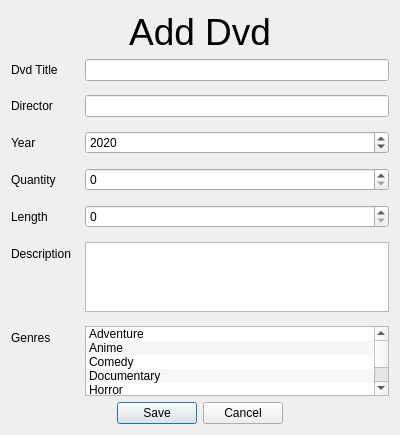
Above: forms/dvddialog.ui from umustdye/Book-Worms before the change. Below: the same form after it.
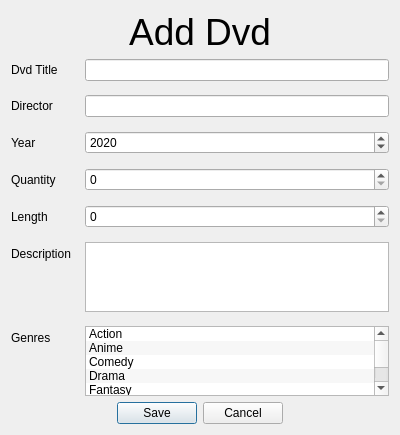
That is the form after the change.

What changed in the file:
```diff
--- a/forms/dvddialog.ui
+++ b/forms/dvddialog.ui
@@ -137,7 +137,7 @@
        </property>
        <item>
         <property name="text">
-         <string>Adventure</string>
+         <string>Action</string>
         </property>
        </item>
        <item>
@@ -152,7 +152,12 @@
        </item>
        <item>
         <property name="text">
-         <string>Documentary</string>
+         <string>Drama</string>
+        </property>
+       </item>
+       <item>
+        <property name="text">
+         <string>Fantasy</string>
         </property>
        </item>
        <item>
@@ -160,11 +165,26 @@
          <string>Horror</string>
         </property>
        </item>
+       <item>
+        <property name="text">
+         <string>Mystery</string>
+        </property>
+       </item>
        <item>
         <property name="text">
          <string>Romance</string>
         </property>
        </item>
+       <item>
+        <property name="text">
+         <string>Thriller</string>
+        </property>
+       </item>
+       <item>
+        <property name="text">
+         <string>Western</string>
+        </property>
+       </item>
       </widget>
      </item>
     </layout>
```
Left out of the diff: 2 changed lines with no effect on the pictures.
